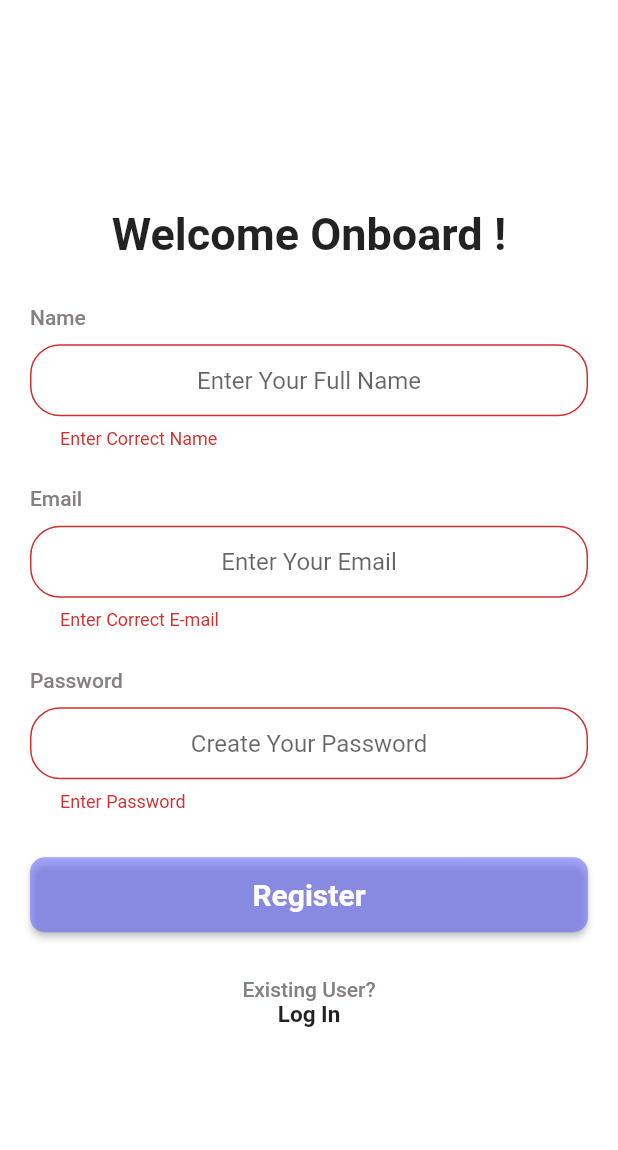
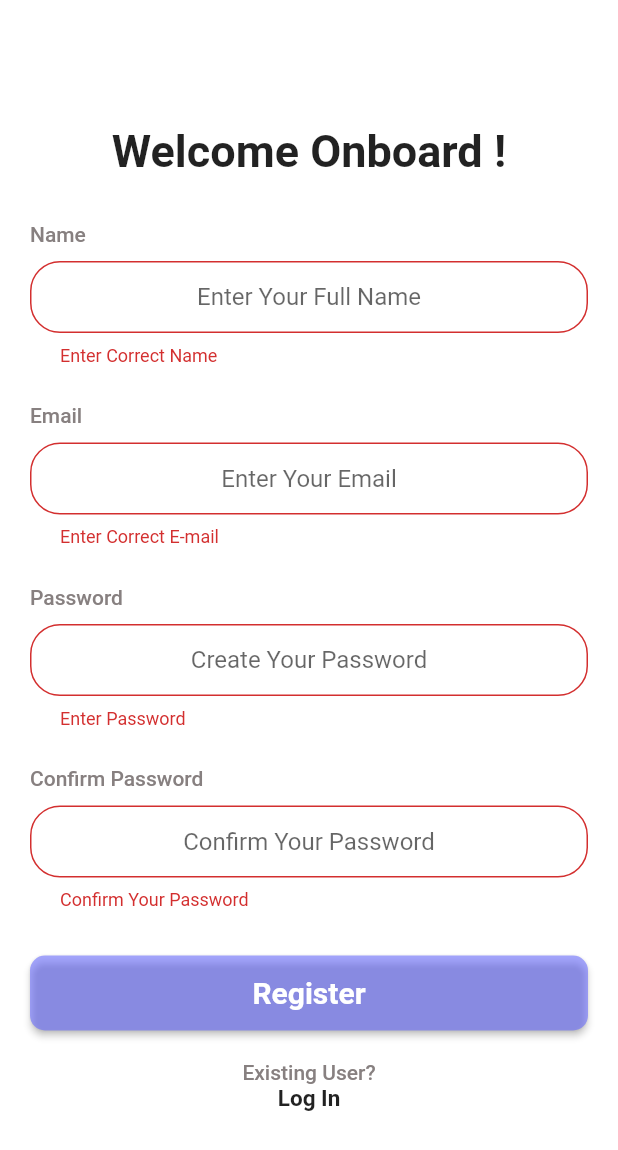
Before and after one commit to AdharshReghu/Minutes-Tracker-V2, a Flutter app: the Register screen opened directly, after a tap on "Register", on a phone screen of 412 x 824 dp. Shown: the top 1150 px of the screen. Run offline on Flutter 3.47's test engine with Material 2 defaults, Android fonts, the light colour scheme and no system bars; our stand-ins replace cloud_firestore, easy_splash_screen, file_picker, firebase_auth, firebase_core, get; missing offline and left inert: read_pdf_text; accounts and stored records are empty.

Commit message:
confirm password field added

```diff
--- a/lib/views/Register.dart
+++ b/lib/views/Register.dart
@@ -15,6 +15,7 @@ class Register extends StatelessWidget {
   late String email;
   late String password;
   late String name;
+  late String confirmPassword;
   final _Registerkey = GlobalKey<FormState>();
 
 
@@ -49,11 +50,11 @@ class Register extends StatelessWidget {
                     TextFormField(
                       keyboardType: TextInputType.name,
                       textAlign: TextAlign.center,
-                      onChanged: (value){
-                        name= value;
+                      onChanged: (value) {
+                        name = value;
                       },
                       validator: (value) {
-                        if (value!.isEmpty ) {
+                        if (value!.isEmpty) {
                           return "Enter Correct Name";
                         } else {
                           return null;
@@ -70,8 +71,8 @@ class Register extends StatelessWidget {
                     TextFormField(
                       keyboardType: TextInputType.emailAddress,
                       textAlign: TextAlign.center,
-                      onChanged: (value){
-                        email= value;
+                      onChanged: (value) {
+                        email = value;
                       },
                       validator: (value) {
                         if (value!.isEmpty ||
@@ -93,8 +94,8 @@ class Register extends StatelessWidget {
                     TextFormField(
                       obscureText: true,
                       textAlign: TextAlign.center,
-                      onChanged: (value){
-                        password= value;
+                      onChanged: (value) {
+                        password = value;
                       },
                       validator: (value) {
                         if (value!.isEmpty) {
@@ -104,6 +105,29 @@ class Register extends StatelessWidget {
                         }
                       },
                       decoration: kTextFieldDecoration.copyWith(hintText: "Create Your Password"),
+                    ),
+                    SizedBox(height: 25),
+                    Align(
+                      child: Text("Confirm Password", style: kGreyTextStyle),
+                      alignment: Alignment.centerLeft,
+                    ),
+                    SizedBox(height: 10),
+                    TextFormField(
+                      obscureText: true,
+                      textAlign: TextAlign.center,
+                      onChanged: (value) {
+                        confirmPassword = value;
+                      },
+                      validator: (value) {
+                        if (value!.isEmpty) {
+                          return "Confirm Your Password";
+                        } else if (value != password) {
+                          return "Passwords do not match";
+                        } else {
+                          return null;
+                        }
+                      },
+                      decoration: kTextFieldDecoration.copyWith(hintText: "Confirm Your Password"),
                     ),
                     SizedBox(height: 30),
                     Container(
@@ -118,19 +142,19 @@ class Register extends StatelessWidget {
                           backgroundColor: MaterialStateProperty.all<Color>(kMaintheme),
                           fixedSize: MaterialStateProperty.all<Size>(Size(double.infinity, 50)),
                         ),
-                        onPressed: () async{
+                        onPressed: () async {
                           if (_Registerkey.currentState!.validate()) {
                             // Perform registration logic here
                             try {
-                              final newUser = await _auth
-                                  .createUserWithEmailAndPassword(
+                              final newUser = await _auth.createUserWithEmailAndPassword(
                                   email: email, password: password);
-                              if(newUser != null)
-                                {
-                                  Get.snackbar("Success", "Account Registered Successfully");
-                                  Get.off(()=>Login(),transition: Transition.rightToLeft,duration: Duration(milliseconds: 500));
-                                }
-                            }catch(e){
+                              if (newUser != null) {
+                                Get.snackbar("Success", "Account Registered Successfully");
+                                Get.off(() => Login(),
+                                    transition: Transition.rightToLeft,
+                                    duration: Duration(milliseconds: 500));
+                              }
+                            } catch (e) {
                               Get.snackbar("Error", "$e");
                             }
                           }
@@ -141,7 +165,7 @@ class Register extends StatelessWidget {
                         ),
                       ),
                     ),
-                    SizedBox(height: 30),
+                    SizedBox(height: 20),
                     Text("Existing User?", style: kGreyTextStyle),
                     InkWell(
                       child: Text("Log In", style: TextStyle(fontWeight: FontWeight.bold, fontSize: 15)),
@@ -153,6 +177,7 @@ class Register extends StatelessWidget {
                     ),
                   ],
                 ),
+
               ),
             ),
           ),
```
